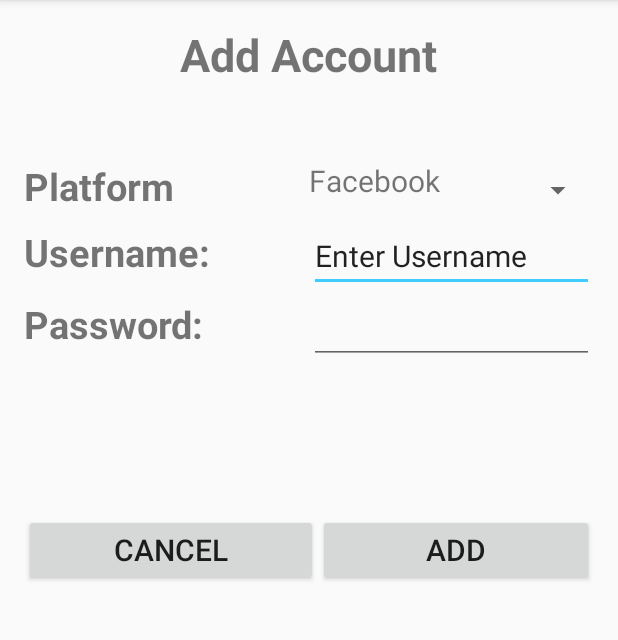
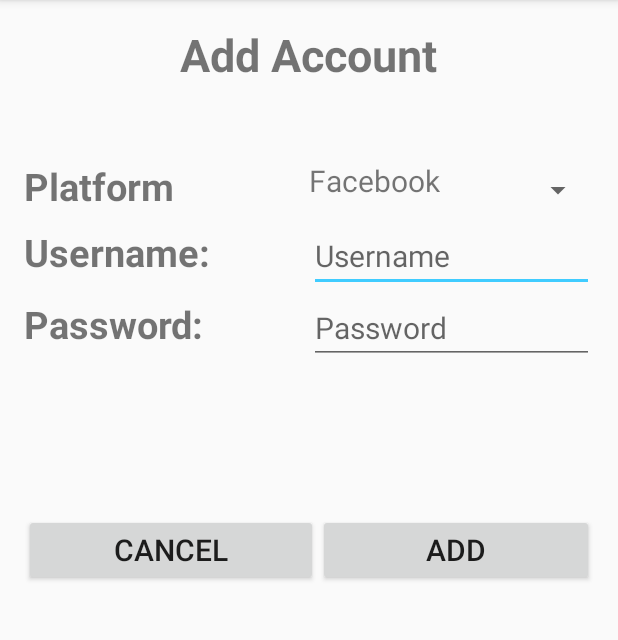
Before and after one commit to bergvel1/FuzeFeed, an Android app: the AddAccountActivity screen opened directly, with no data from a screen before it, on a phone screen of 412 x 824 dp, the part 84-724 px from its top. Run offline under Robolectric (Android 15) with nearby library versions, the phone set to English and light mode, and no system bars.

Commit message:
changed password field on add acount screen

```diff
--- a/app/src/main/res/layout/activity_add_account.xml
+++ b/app/src/main/res/layout/activity_add_account.xml
@@ -65,9 +65,10 @@
                 <EditText
                 android:layout_width="match_parent"
                 android:layout_height="wrap_content"
-                    android:layout_weight="1"
-                    android:textSize="20dp"
-                    android:text="Enter Username" android:inputType="text" />
+                android:layout_weight="1"
+                android:textSize="20dp"
+                android:hint="@string/enter_username"
+                android:inputType="text" />
 
         </LinearLayout>
 
@@ -88,7 +89,8 @@
                 android:layout_height="wrap_content"
                 android:textSize="20dp"
                 android:layout_weight="1"
-                android:text=""
+                android:hint="Password"
+                android:fontFamily="sans-serif"
                 android:inputType="textPassword"
                 />
             </LinearLayout>
--- a/app/src/main/res/values/strings.xml
+++ b/app/src/main/res/values/strings.xml
@@ -10,6 +10,7 @@
     <string name="select_platforms">Select Platforms</string>
     <string name="what_do_you_want_to_post">What do you want to post?</string>
     <string name="create_post">Create Post</string>
+    <string name="enter_username">Username</string>
 
     <string-array name="platform_array">
         <item>Facebook</item>
```
